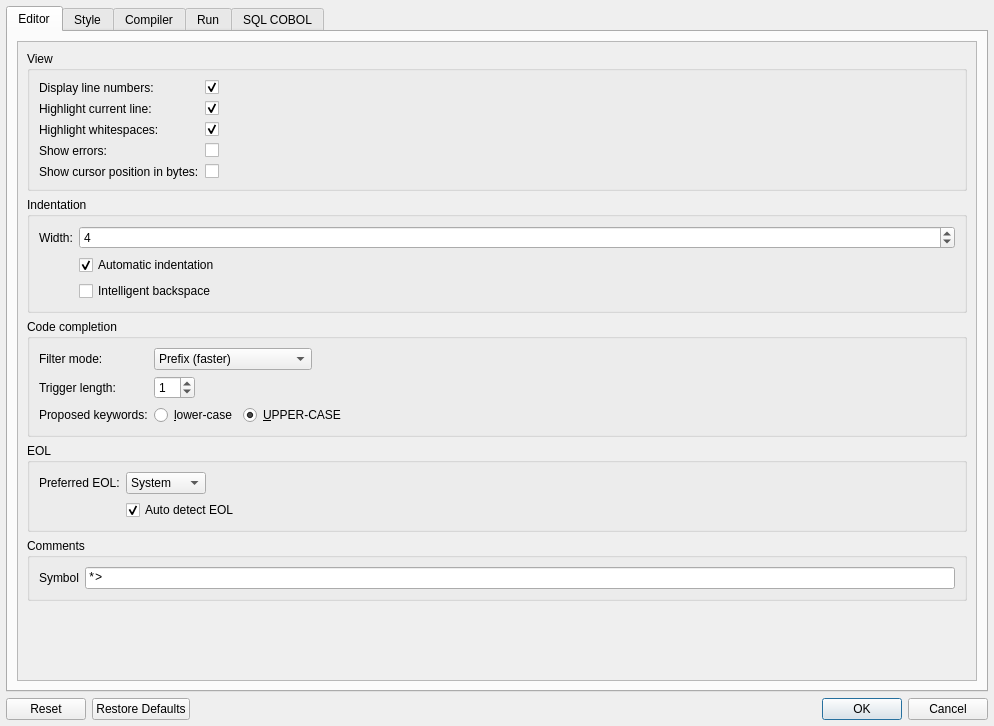
The window that forms/dlg_preferences.ui (OpenCobolIDE/OpenCobolIDE) describes before a commit, drawn with Qt 5.
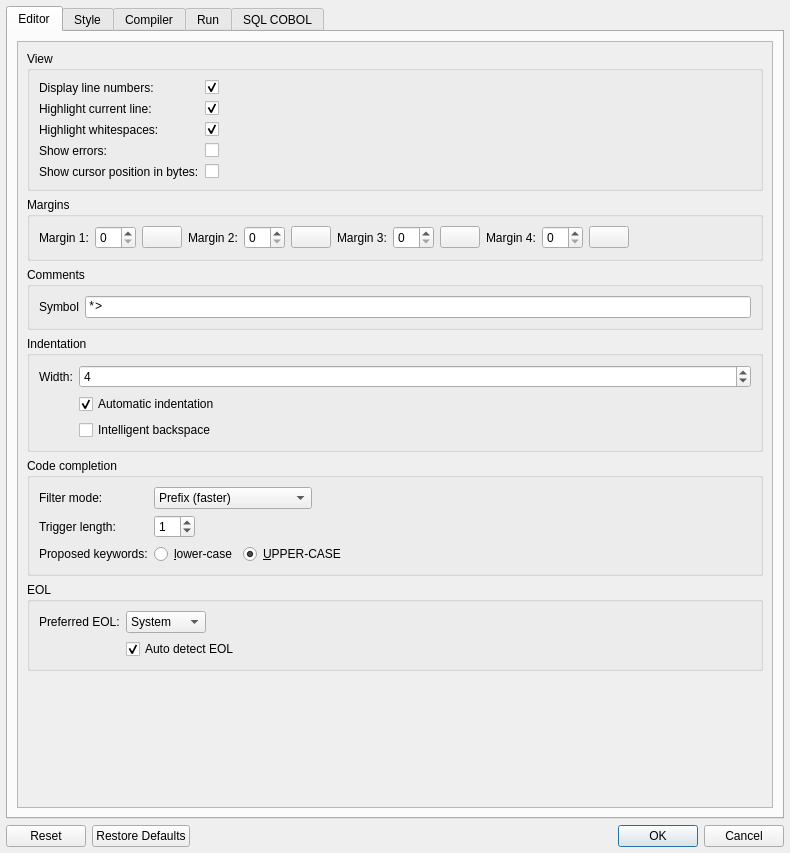
The same window after the commit. The open tabs and pages were chosen to show the change. Icons and pictures are not drawn. Custom widgets are drawn as their Qt base class.

Commit message:
Add some editor preferences to configure the new multi margins mode
Close #261

```diff
--- a/forms/dlg_preferences.ui
+++ b/forms/dlg_preferences.ui
@@ -6,8 +6,8 @@
    <rect>
     <x>0</x>
     <y>0</y>
-    <width>994</width>
-    <height>726</height>
+    <width>790</width>
+    <height>853</height>
    </rect>
   </property>
   <property name="minimumSize">
@@ -109,8 +109,8 @@
               <rect>
                <x>0</x>
                <y>0</y>
-               <width>310</width>
-               <height>514</height>
+               <width>754</width>
+               <height>750</height>
               </rect>
              </property>
              <layout class="QVBoxLayout" name="verticalLayout_7">
@@ -226,6 +226,152 @@
                 </layout>
                </widget>
               </item>
+              <item>
+               <widget class="QGroupBox" name="groupBox_11">
+                <property name="title">
+                 <string>Margins</string>
+                </property>
+                <layout class="QHBoxLayout" name="horizontalLayout_18">
+                 <item>
+                  <layout class="QHBoxLayout" name="horizontalLayout_14">
+                   <property name="leftMargin">
+                    <number>0</number>
+                   </property>
+                   <item>
+                    <widget class="QLabel" name="label_5">
+                     <property name="text">
+                      <string>Margin 1:</string>
+                     </property>
+                    </widget>
+                   </item>
+                   <item>
+                    <widget class="QSpinBox" name="spin_box_margin_1"/>
+                   </item>
+                   <item>
+                    <widget class="ColorPicker" name="color_picker_1">
+                     <property name="text">
+                      <string/>
+                     </property>
+                    </widget>
+                   </item>
+                  </layout>
+                 </item>
+                 <item>
+                  <layout class="QHBoxLayout" name="horizontalLayout_15">
+                   <property name="leftMargin">
+                    <number>0</number>
+                   </property>
+                   <item>
+                    <widget class="QLabel" name="label_39">
+                     <property name="text">
+                      <string>Margin 2:</string>
+                     </property>
+                    </widget>
+                   </item>
+                   <item>
+                    <widget class="QSpinBox" name="spin_box_margin_2"/>
+                   </item>
+                   <item>
+                    <widget class="ColorPicker" name="color_picker_2">
+                     <property name="text">
+                      <string/>
+                     </property>
+                    </widget>
+                   </item>
+                  </layout>
+                 </item>
+                 <item>
+                  <layout class="QHBoxLayout" name="horizontalLayout_16">
+                   <property name="leftMargin">
+                    <number>0</number>
+                   </property>
+                   <item>
+                    <widget class="QLabel" name="label_40">
+                     <property name="text">
+                      <string>Margin 3:</string>
+                     </property>
+                    </widget>
+                   </item>
+                   <item>
+                    <widget class="QSpinBox" name="spin_box_margin_3"/>
+                   </item>
+                   <item>
+                    <widget class="ColorPicker" name="color_picker_3">
+                     <property name="text">
+                      <string/>
+                     </property>
+                    </widget>
+                   </item>
+                  </layout>
+                 </item>
+                 <item>
+                  <layout class="QHBoxLayout" name="horizontalLayout_17">
+                   <property name="leftMargin">
+                    <number>0</number>
+                   </property>
+                   <item>
+                    <widget class="QLabel" name="label_41">
+                     <property name="text">
+                      <string>Margin 4:</string>
+                     </property>
+                    </widget>
+                   </item>
+                   <item>
+                    <widget class="QSpinBox" name="spin_box_margin_4"/>
+                   </item>
+                   <item>
+                    <widget class="ColorPicker" name="color_picker_4">
+                     <property name="text">
+                      <string/>
+                     </property>
+                    </widget>
+                   </item>
+                  </layout>
+                 </item>
+                 <item>
+                  <spacer name="horizontalSpacer">
+                   <property name="orientation">
+                    <enum>Qt::Horizontal</enum>
+                   </property>
+                   <property name="sizeHint" stdset="0">
+                    <size>
+                     <width>40</width>
+                     <height>20</height>
+                    </size>
+                   </property>
+                  </spacer>
+                 </item>
+                </layout>
+               </widget>
+              </item>
+              <item>
+               <widget class="QGroupBox" name="groupBox">
+                <property name="title">
+                 <string>Comments</string>
+                </property>
+                <layout class="QFormLayout" name="formLayout_7">
+                 <item row="0" column="0">
+                  <widget class="QLabel" name="label_7">
+                   <property name="text">
+                    <string>Symbol</string>
+                   </property>
+                  </widget>
+                 </item>
+                 <item row="0" column="1">
+                  <widget class="QLineEdit" name="lineEditCommentIndicator">
+                   <property name="font">
+                    <font>
+                     <family>Monospace</family>
+                    </font>
+                   </property>
+                   <property name="text">
+                    <string>*&gt;</string>
+                   </property>
+                  </widget>
+                 </item>
+                </layout>
+               </widget>
+              </item>
               <item>
                <widget class="QGroupBox" name="groupBox_2">
                 <property name="title">
@@ -457,34 +603,6 @@
                 </layout>
                </widget>
               </item>
-              <item>
-               <widget class="QGroupBox" name="groupBox">
-                <property name="title">
-                 <string>Comments</string>
-                </property>
-                <layout class="QFormLayout" name="formLayout_7">
-                 <item row="0" column="0">
-                  <widget class="QLabel" name="label_7">
-                   <property name="text">
-                    <string>Symbol</string>
-                   </property>
-                  </widget>
-                 </item>
-                 <item row="0" column="1">
-                  <widget class="QLineEdit" name="lineEditCommentIndicator">
-                   <property name="font">
-                    <font>
-                     <family>Monospace</family>
-                    </font>
-                   </property>
-                   <property name="text">
-                    <string>*&gt;</string>
-                   </property>
-                  </widget>
-                 </item>
-                </layout>
-               </widget>
-              </item>
               <item>
                <spacer name="verticalSpacer">
                 <property name="orientation">
@@ -1748,6 +1866,11 @@
    <extends>QLineEdit</extends>
    <header>open_cobol_ide.view.widgets</header>
   </customwidget>
+  <customwidget>
+   <class>ColorPicker</class>
+   <extends>QPushButton</extends>
+   <header>open_cobol_ide.view.widgets</header>
+  </customwidget>
  </customwidgets>
  <resources>
   <include location="ide.qrc"/>
```
Left out of the diff: 36 changed lines with no effect on the pictures. The commit also changes 9 other files.
